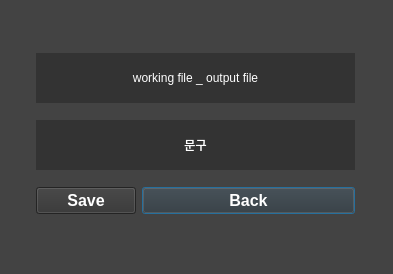
First picture: the form in kkw/PJT_2st/Load.ui, repository KKW0/pizza_api, before the edit.
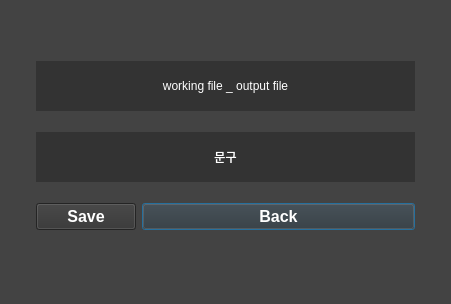
Second picture: the form after the edit.

```diff
--- a/kkw/PJT_2st/Load.ui
+++ b/kkw/PJT_2st/Load.ui
@@ -6,8 +6,8 @@
    <rect>
     <x>0</x>
     <y>0</y>
-    <width>393</width>
-    <height>274</height>
+    <width>451</width>
+    <height>304</height>
    </rect>
   </property>
   <property name="windowTitle">
@@ -21,8 +21,8 @@
     <rect>
      <x>0</x>
      <y>0</y>
-     <width>391</width>
-     <height>271</height>
+     <width>451</width>
+     <height>291</height>
     </rect>
    </property>
    <layout class="QGridLayout" name="gridLayout">
```
